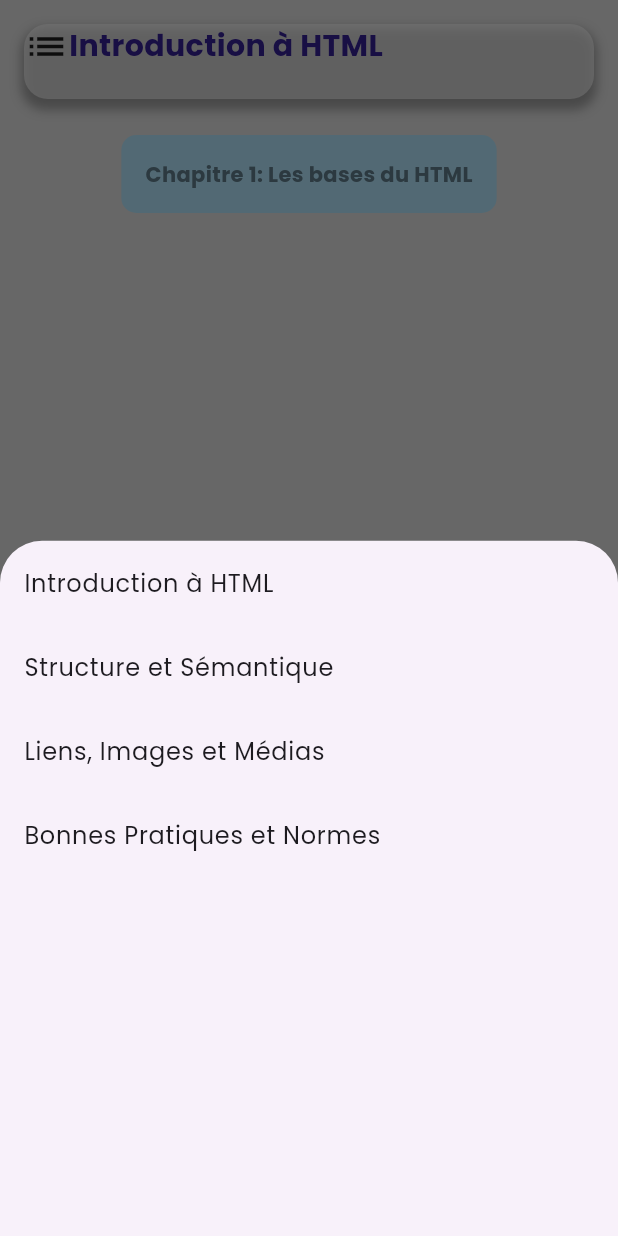
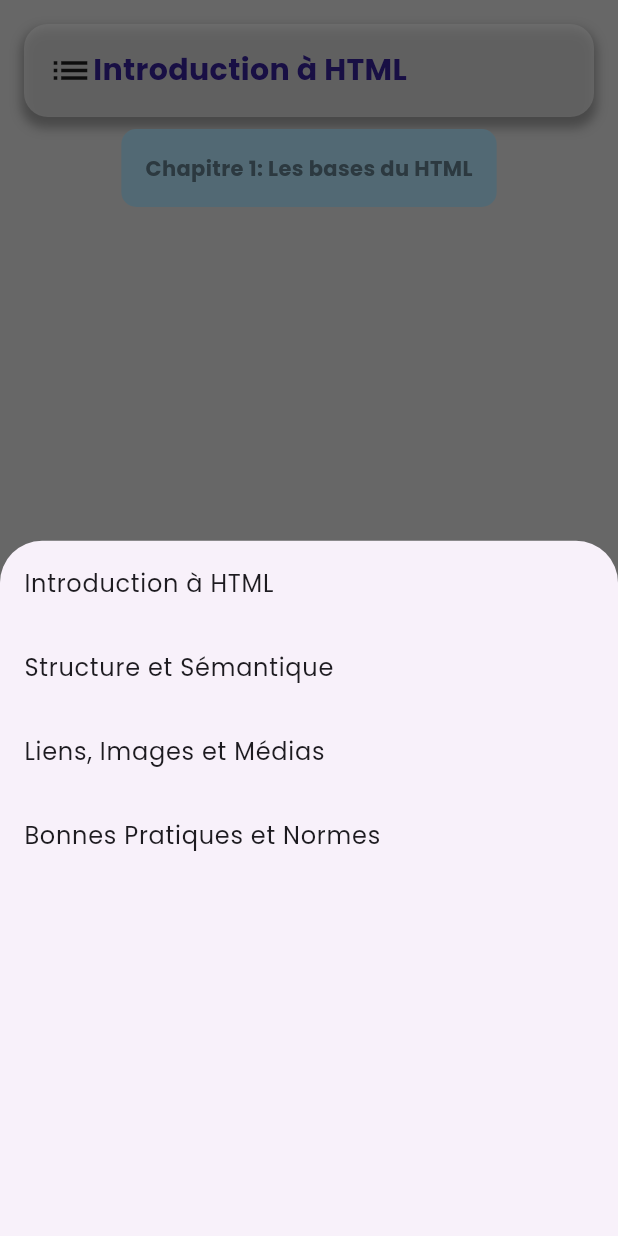
Before and after one commit to Godisouleymane/Nerd-app, a Flutter app: the CourseProgressScreen screen opened directly, after a tap on "Introduction à HTML", on a phone screen of 412 x 824 dp. Run offline on Flutter 3.47's test engine with Material 3 defaults, Android fonts, the phone set to English and light mode, and no system bars; our stand-ins replace cloud_firestore, firebase_auth, firebase_core, flutter_svg, google_fonts, google_sign_in and 1 more; missing offline and left inert: dev_icons; accounts and stored records are empty.

Commit message:
styler le ui de la page html

```diff
--- a/lib/views/parcours/html/screenHTML.dart
+++ b/lib/views/parcours/html/screenHTML.dart
@@ -33,15 +33,18 @@ class _CourseProgressScreenState extends State<CourseProgressScreen> {
       backgroundColor: Colors.grey.shade300,
       body: currentCourse == null
           ? Center(child: CircularProgressIndicator())
-          : Column(
+          : SafeArea(
+              child: Padding(
+                padding: const EdgeInsets.all(16.0),
+                child: Column(
                   children: [
                     GestureDetector(
-                onTap: () => showModuleSelectionSheet(),
-                child: Padding(
-                  padding: const EdgeInsets.all(16.0),
+                      onTap: () {
+                        showModuleSelectionSheet();
+                      },
                       child: Container(
                         width: MediaQuery.of(context).size.width,
-                    height: 50.0,
+                        padding: const EdgeInsets.all(16.0),
                         decoration: BoxDecoration(
                           color: Colors.white54,
                           borderRadius: BorderRadius.circular(16.0),
@@ -57,20 +60,22 @@ class _CourseProgressScreenState extends State<CourseProgressScreen> {
                         child: Row(
                           crossAxisAlignment: CrossAxisAlignment.start,
                           children: [
-                        Icon(Icons.list, size: 30,),
+                            const Icon(
+                              Icons.list,
+                              size: 30,
+                            ),
                             Flexible(
-                          child:
-                          Text(selectedModule?.title ?? 'Chargement...',
+                              child: Text(
+                               selectedModule?.title ?? 'Chargement...',
                                 softWrap: true,
                                 style: const TextStyle(
                                   color: Color.fromARGB(255, 53, 32, 149),
                                   fontSize: 20.0,
                                   fontWeight: FontWeight.bold,
                                 ),
-                          )
+                              ),
                             ),
                           ],
-                    )
                         ),
                       ),
                     ),
@@ -79,6 +84,8 @@ class _CourseProgressScreenState extends State<CourseProgressScreen> {
                       children: buildChapterWidgets(),
                     ),
                   ],
+                ),
+              ),
             ),
     );
   }
```
Lines whose indentation alone changed are shown as unchanged.
